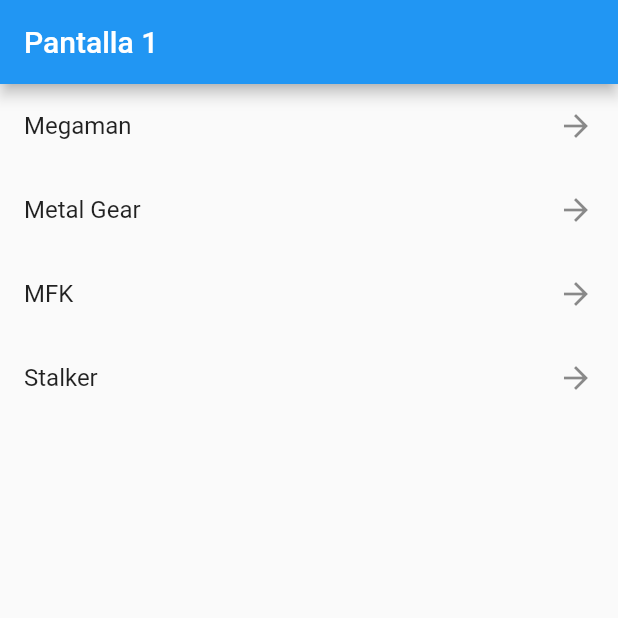
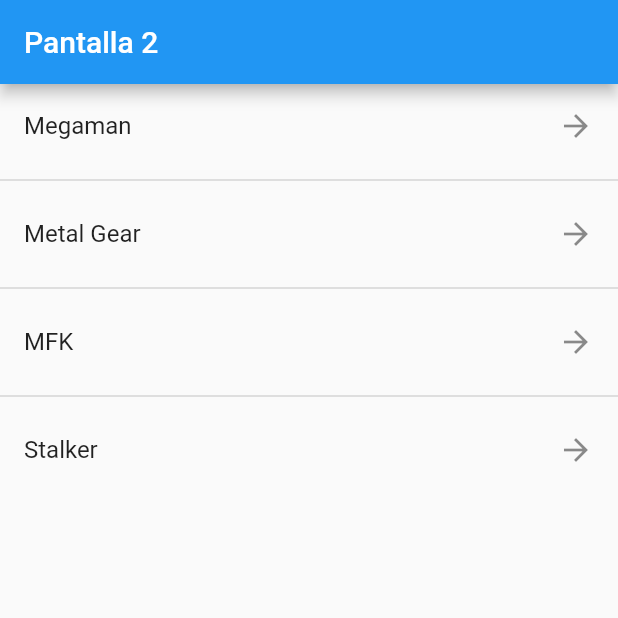
Before and after one commit to Coihue555/flutter-components, a Flutter app: the screen it shows after launch, on a phone screen of 412 x 824 dp, the top half of it. Run offline on Flutter 3.47's test engine with Material 2 defaults, Android fonts, the phone set to English and light mode, and no system bars.

```diff
--- a/flutter_components/lib/main.dart
+++ b/flutter_components/lib/main.dart
@@ -1,5 +1,5 @@
 import 'package:flutter/material.dart';
-import 'package:flutter_components/screens/listview1_screen.dart';
+import 'package:flutter_components/screens/listview2_screen.dart';
 
 void main() => runApp(const MyApp());
 
@@ -11,7 +11,7 @@ class MyApp extends StatelessWidget {
     return const MaterialApp(
       debugShowCheckedModeBanner: false,
       title: 'Material App',
-      home: Listview1Screen()
+      home: Listview2Screen()
     );
   }
 }
--- /dev/null
+++ b/flutter_components/lib/screens/listview2_screen.dart
@@ -0,0 +1,26 @@
+import 'package:flutter/material.dart';
+
+class Listview2Screen extends StatelessWidget {
+
+  final options = const ['Megaman', 'Metal Gear', 'MFK', 'Stalker'];
+
+  const Listview2Screen({Key? key}) : super(key: key);
+
+  @override
+  Widget build(BuildContext context) {
+    return  Scaffold(
+      appBar: AppBar(
+        title: const Text('Pantalla 2'),
+      ),
+      body: ListView.separated(
+        itemCount: options.length,
+        itemBuilder: (context, index) => ListTile(
+              title: Text(options[index]),
+              trailing: const Icon(Icons.arrow_forward_outlined),
+            ),
+        separatorBuilder: (_, __) => const Divider(color: Color.fromARGB(66, 32, 32, 32)),
+
+        )
+    );
+  }
+}
```
